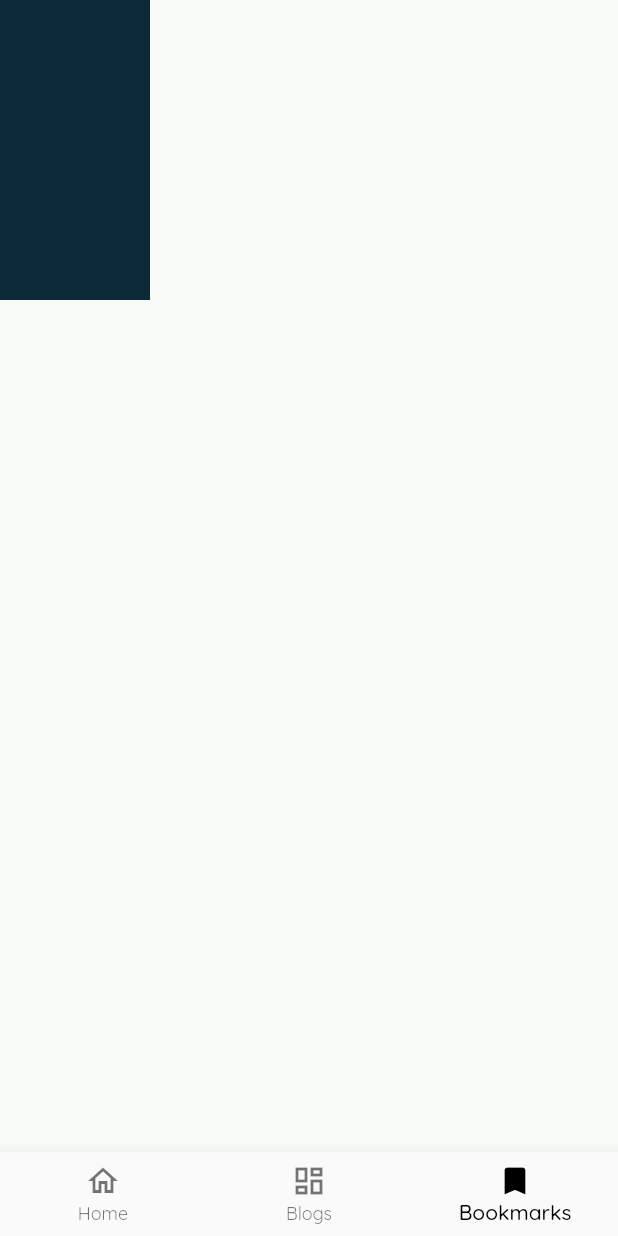
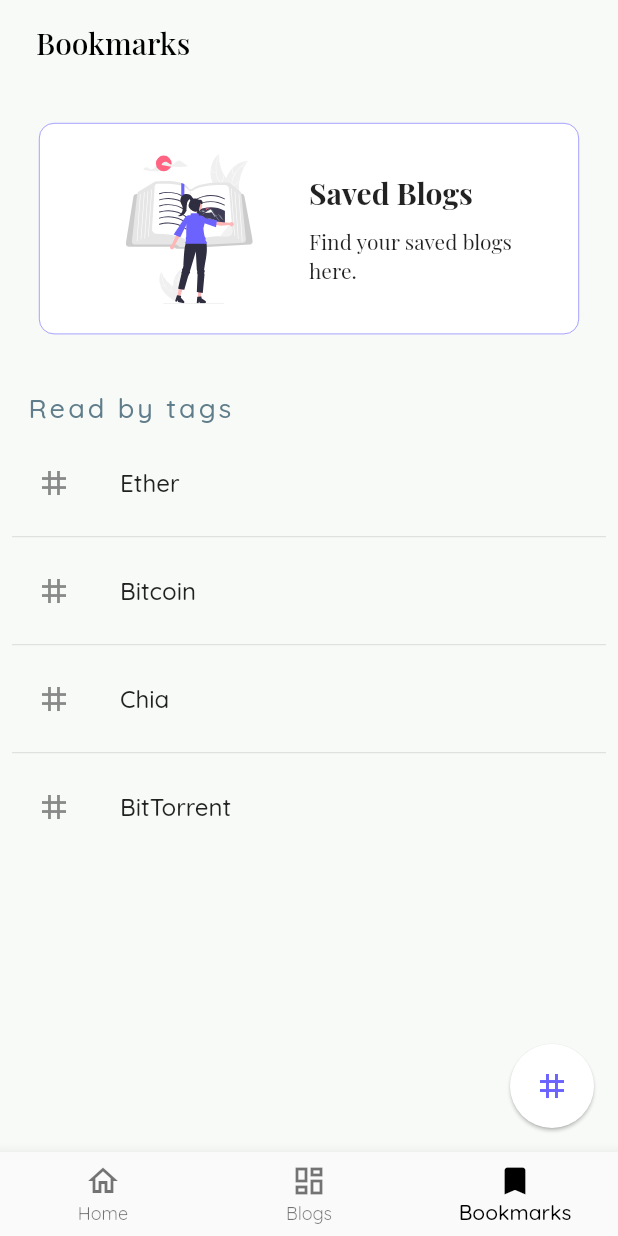
Before and after one commit to samvitjain/crypto_gyaan, a Flutter app: the screen it shows after launch, item 3 of the bottom bar chosen, on a phone screen of 412 x 824 dp. Run offline on Flutter 3.47's test engine with Material 2 defaults, Android fonts, the phone set to English and light mode, and no system bars; our stand-ins replace flutter_svg, google_fonts.

Commit message:
Add tags page

```diff
--- a/lib/main.dart
+++ b/lib/main.dart
@@ -2,6 +2,7 @@ import 'package:flutter/material.dart';
 import 'package:google_fonts/google_fonts.dart';
 
 import 'modules/blogs/blogs_page.dart';
+import 'modules/bookmarks/bookmarks_page.dart';
 import 'modules/home/home_page.dart';
 
 void main() {
@@ -50,25 +51,7 @@ class _MyHomePageState extends State<MyHomePage> {
   static final List<Widget> _pages = <Widget>[
     HomePage(),
     BlogsPage(),
-    Scaffold(
-        body: Column(
-      children: [
-        Container(
-          color: const Color.fromARGB(255, 12, 41, 56),
-          child: const SizedBox(
-            height: 100,
-            width: 100,
-          ),
-        ),
-        Container(
-          color: const Color.fromARGB(255, 12, 41, 56),
-          child: const SizedBox(
-            height: 100,
-            width: 100,
-          ),
-        ),
-      ],
-    )),
+    BookmarksPage(),
   ];
 
   @override
--- a/lib/modules/blogs/blogs_page.dart
+++ b/lib/modules/blogs/blogs_page.dart
@@ -10,11 +10,19 @@ class BlogsPage extends StatelessWidget {
   }) : super(key: key);
   var blogs = [
     'The Russo-Ukrainian War is an ongoing war primarily involving Russia, Belarus, and pro-Russian forces on one side, and Ukraine on the other. Armed conflict began in February 2014 in the wake of Euromaidan, centred on the status of Crimea and parts of the Donbas, which are internationally recognised as part of Ukraine',
-    'xyz',
-    'The Russo-Ukrainian War is an ongoing war primarily involving Russia, Belarus, and pro-Russian forces on one side, and Ukraine on the other. Armed conflict began in February 2014 in the wake of Euromaidan, centred on the status of Crimea and parts of the Donbas, which are internationally recognised as part of Ukraine',
-    'xyz',
-    'The Russo-Ukrainian War is an ongoing war primarily involving Russia, Belarus, and pro-Russian forces on one side, and Ukraine on the other. Armed conflict began in February 2014 in the wake of Euromaidan, centred on the status of Crimea and parts of the Donbas, which are internationally recognised as part of Ukraine',
-    'xyz'
+    'Chia is a cryptocurrency where mining is based on the amount of hard disk storage space devoted to it rather than processing power, as with Proof of Work cryptocurrencies such as Bitcoin. The platform was created by a company called Chia Network. The Chia Network was founded in 2017 by American computer programmer Bram Cohen, the author of the BitTorrent protocol.[1]In May 2021, Chia Network raised a 61 million investment, valuing the company at about 500 million. The same month, the company announced plans to conduct an IPO before the end of 2021,[2][3][4] however as of January 2022, the IPO has not yet occurred',
+    'Ethereum is a decentralized, open-source blockchain with smart contract functionality. Ether is the native cryptocurrency of the platform. Among cryptocurrencies, Ether is second only to Bitcoin in market capitalization. Ethereum was conceived in 2013 by programmer Vitalik Buterin',
+    'Bitcoin is a decentralized digital currency, without a central bank or single administrator, that can be sent from user to user on the peer-to-peer bitcoin network without the need for intermediaries',
+    'Block, Inc., formerly Square, Inc., is an American financial services and digital payments company based in San Francisco, California. The company was founded in 2009 by Jack Dorsey and Jim McKelvey and launched its first platform in 2010. It has been traded as a public company on the New York Stock Exchange since November 2015 with the ticker symbol SQ.',
+    'Solana is a public blockchain platform with smart contract functionality. Its native cryptocurrency is SOL. Solana works to one up Ethereum by providing faster transaction times and cheaper fees'
+  ];
+  var blogTitles = [
+    'Crypto in Russia Ukariane Crisis',
+    'BitCoin term origin and Chia',
+    'Is Ether better than BitCoin?',
+    'BitCoin - digital gold',
+    'Twitter CEO Jack Dorcey and Block.xyz',
+    'Most robust blockchain in world!',
   ];
 
   @override
@@ -61,9 +69,10 @@ class BlogsPage extends StatelessWidget {
                                     MainAxisAlignment.spaceBetween,
                                 children: [
                                   Text(
-                                    'Russia Ukaraine crisis',
-                                    style: const TextStyle(
-                                      fontSize: 16,
+                                    blogTitles[i],
+                                    style: GoogleFonts.merriweather(
+                                      fontSize: 12,
+                                      fontWeight: FontWeight.w400,
                                     ),
                                   ),
                                   Text(
@@ -94,9 +103,9 @@ class BlogsPage extends StatelessWidget {
                                 padding: const EdgeInsets.all(8.0),
                                 child: Text(
                                   blogs[i],
-                                  style: GoogleFonts.quicksand(
-                                    fontSize: 16,
-                                    fontWeight: FontWeight.w500,
+                                  style: GoogleFonts.merriweather(
+                                    fontSize: 14,
+                                    // fontWeight: FontWeight.w500,
                                   ),
                                   // overflow: TextOverflow.,
                                 ),
--- /dev/null
+++ b/lib/modules/bookmarks/bookmarks_page.dart
@@ -0,0 +1,75 @@
+import 'package:crypto_gyaan/modules/common/common_widgets.dart';
+import 'package:flutter/material.dart';
+import 'package:flutter_svg/svg.dart';
+import 'package:google_fonts/google_fonts.dart';
+
+import 'widgets/saved_blogs_widget.dart';
+
+class BookmarksPage extends StatelessWidget {
+  BookmarksPage({
+    Key? key,
+  }) : super(key: key);
+
+  var tags = <String>['Ether', 'Bitcoin', 'Chia', 'BitTorrent'];
+
+  @override
+  Widget build(BuildContext context) {
+    return Scaffold(
+      appBar: AppBar(
+        title: const Padding(
+          padding: EdgeInsets.all(8.0),
+          child: const Text(
+            'Bookmarks',
+            style: TextStyle(
+              color: Colors.black,
+            ),
+          ),
+        ),
+      ),
+      body: Padding(
+        padding: const EdgeInsets.all(8.0),
+        child: Column(
+          crossAxisAlignment: CrossAxisAlignment.start,
+          children: [
+            Padding(
+              padding: const EdgeInsets.all(18.0),
+              child: SavedBlogsCard(),
+            ),
+            TitleWidget(title: 'Read by tags'),
+            ListView.separated(
+              shrinkWrap: true,
+              physics: const NeverScrollableScrollPhysics(),
+              itemCount: tags.length,
+              itemBuilder: (context, i) {
+                return ListTile(
+                  leading: Icon(Icons.tag),
+                  title: Text(
+                    tags[i],
+                    style: GoogleFonts.quicksand(
+                      fontWeight: FontWeight.w500,
+                    ),
+                  ),
+                );
+              },
+              separatorBuilder: (context, index) {
+                return Divider();
+              },
+            ),
+          ],
+        ),
+      ),
+      floatingActionButton: FloatingActionButton(
+        backgroundColor: Colors.white,
+        tooltip: 'New tag',
+        elevation: 1,
+        onPressed: () {},
+        child: Icon(
+          Icons.tag,
+          color: Color(
+            (0xff6c63ff),
+          ),
+        ),
+      ),
+    );
+  }
+}
--- /dev/null
+++ b/lib/modules/bookmarks/widgets/saved_blogs_widget.dart
@@ -0,0 +1,65 @@
+import 'package:flutter/material.dart';
+import 'package:flutter_svg/svg.dart';
+
+class SavedBlogsCard extends StatelessWidget {
+  const SavedBlogsCard({
+    Key? key,
+  }) : super(key: key);
+
+  @override
+  Widget build(BuildContext context) {
+    return Container(
+      decoration: BoxDecoration(
+        border: Border.all(
+          color: Color(0xff6c63ff),
+          width: 0.4,
+        ),
+        borderRadius: const BorderRadius.all(
+          Radius.circular(10),
+        ),
+        color: Colors.white,
+      ),
+      child: Card(
+        elevation: 0,
+        child: Padding(
+          padding: const EdgeInsets.all(16.0),
+          child: Row(
+            children: [
+              Expanded(
+                child: SvgPicture.asset(
+                  'assets/book.svg',
+                  placeholderBuilder: (BuildContext context) => Container(
+                    child: const CircularProgressIndicator(),
+                  ),
+                  fit: BoxFit.scaleDown,
+                  height: 100,
+                ),
+              ),
+              Expanded(
+                child: Column(
+                  crossAxisAlignment: CrossAxisAlignment.start,
+                  mainAxisAlignment: MainAxisAlignment.spaceBetween,
+                  children: [
+                    Text(
+                      'Saved Blogs',
+                      style: TextStyle(
+                        fontSize: 20,
+                        fontWeight: FontWeight.bold,
+                      ),
+                    ),
+                    SizedBox(
+                      height: 10,
+                    ),
+                    Text(
+                      'Find your saved blogs here.',
+                    ),
+                  ],
+                ),
+              ),
+            ],
+          ),
+        ),
+      ),
+    );
+  }
+}
--- a/lib/modules/common/common_widgets.dart
+++ b/lib/modules/common/common_widgets.dart
@@ -17,3 +17,32 @@ class CreatorTag extends StatelessWidget {
     );
   }
 }
+
+class TitleWidget extends StatelessWidget {
+  TitleWidget({
+    Key? key,
+    required this.title,
+  }) : super(key: key);
+
+  final String title;
+
+  @override
+  Widget build(BuildContext context) {
+    return Padding(
+      padding: const EdgeInsets.only(
+        top: 20.0,
+        left: 10,
+        bottom: 10,
+      ),
+      child: Text(
+        title,
+        style: GoogleFonts.quicksand(
+          fontSize: 18,
+          fontWeight: FontWeight.w500,
+          letterSpacing: 2,
+          color: Colors.blueGrey,
+        ),
+      ),
+    );
+  }
+}
--- a/lib/modules/common/constants.dart
+++ b/lib/modules/common/constants.dart
@@ -1,18 +1,18 @@
 import 'package:flutter/material.dart';
 
 final cardColorsDark = [
-  Color(0xfff48fb1),
-  Color(0xffff8a65),
   Color(0xff4db6ac),
   Color(0xff9fa8da),
   Color(0xffce93d8),
   Color(0xff90a4ae),
+  Color(0xfff48fb1),
+  Color(0xffff8a65),
 ];
 final cardColorsLight = [
-  Color.fromARGB(255, 252, 207, 222),
-  Color.fromARGB(255, 243, 191, 175),
   Color.fromARGB(255, 193, 245, 240),
   Color.fromARGB(255, 218, 223, 248),
   Color.fromARGB(255, 243, 217, 248),
   Color.fromARGB(255, 207, 230, 241),
+  Color.fromARGB(255, 252, 207, 222),
+  Color.fromARGB(255, 243, 191, 175),
 ];
--- a/lib/modules/home/widgets/modules_widget.dart
+++ b/lib/modules/home/widgets/modules_widget.dart
@@ -1,5 +1,7 @@
 import 'package:flutter/material.dart';
 import 'package:google_fonts/google_fonts.dart';
+
+import '../../common/common_widgets.dart';
 
 class ModulesWidget extends StatelessWidget {
   const ModulesWidget({
@@ -16,22 +18,7 @@ class ModulesWidget extends StatelessWidget {
     return Column(
       crossAxisAlignment: CrossAxisAlignment.start,
       children: [
-        Padding(
-          padding: const EdgeInsets.only(
-            top: 20.0,
-            left: 10,
-            bottom: 10,
-          ),
-          child: Text(
-            'Lessons',
-            style: GoogleFonts.quicksand(
-              fontSize: 18,
-              fontWeight: FontWeight.w500,
-              letterSpacing: 2,
-              color: Colors.blueGrey,
-            ),
-          ),
-        ),
+        TitleWidget(title: 'Lessons'),
         GridView.count(
           shrinkWrap: true,
           physics: const NeverScrollableScrollPhysics(),
--- a/lib/modules/home/widgets/quiz_card_widget.dart
+++ b/lib/modules/home/widgets/quiz_card_widget.dart
@@ -16,7 +16,7 @@ class QuizCard extends StatelessWidget {
           children: [
             Expanded(
               child: SvgPicture.asset(
-                'assets/welcome.svg',
+                'assets/road.svg',
                 placeholderBuilder: (BuildContext context) => Container(
                   child: const CircularProgressIndicator(),
                 ),
```
